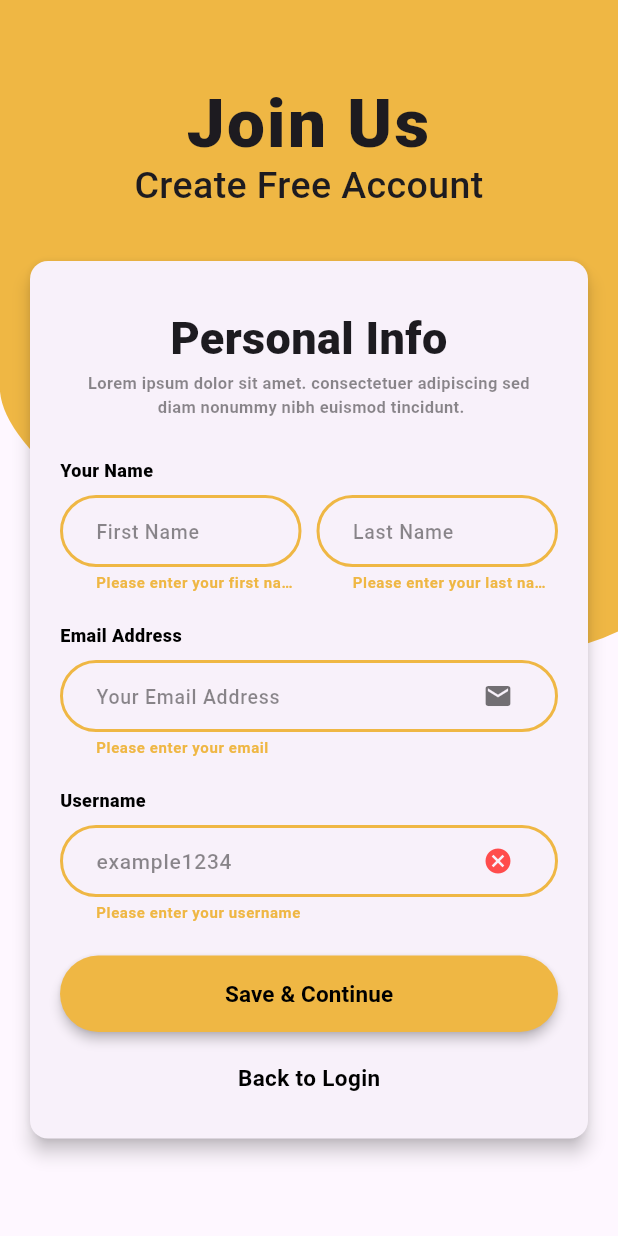
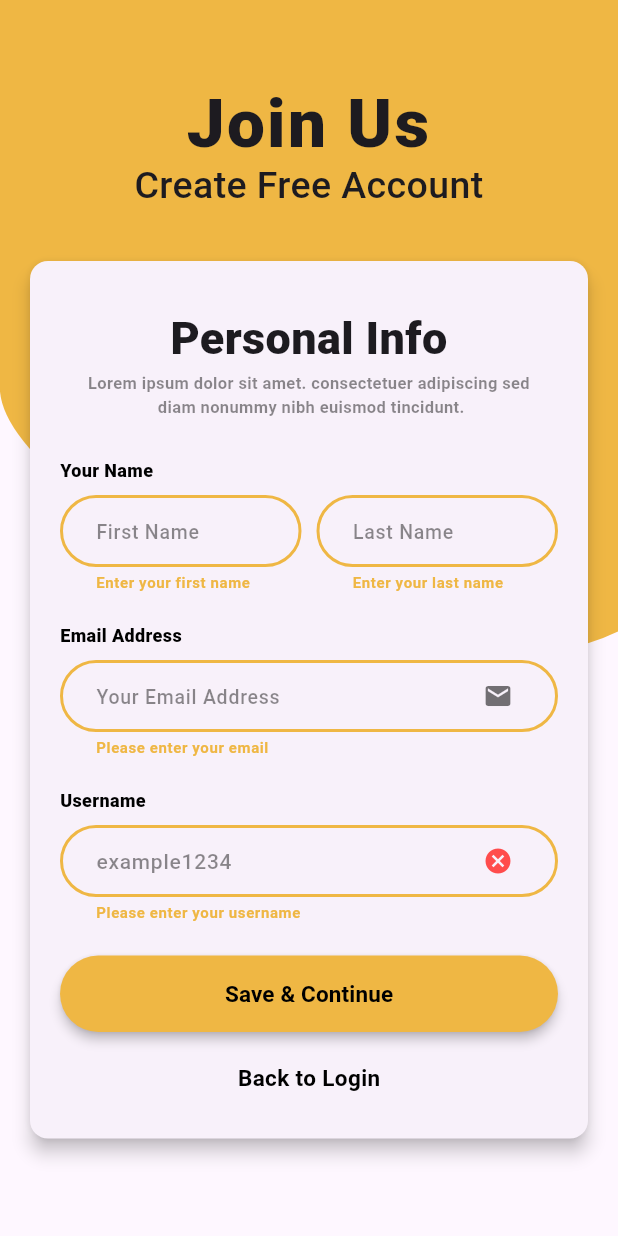
Before and after one commit to Ratndeep1999/signin-and-signup-screen, a Flutter app: the SignupFirstScreen screen opened directly, after a tap on "Save & Continue", on a phone screen of 412 x 824 dp. Run offline on Flutter 3.47's test engine with Material 3 defaults, Android fonts, the phone set to English and light mode, and no system bars.

Commit message:
first and last name validation minor change

```diff
--- a/lib/signup_first_screen.dart
+++ b/lib/signup_first_screen.dart
@@ -229,7 +229,7 @@ class _SignupFirstScreenState extends State<SignupFirstScreen> {
   String? _firstNameValidation(String? firstName) {
     firstName = firstName?.trim();
     if (firstName == null || firstName.isEmpty) {
-      return 'Please enter your first name';
+      return 'Enter your first name';
     }
     if (firstName.length < 2) {
       return 'Name is too short';
@@ -244,7 +244,7 @@ class _SignupFirstScreenState extends State<SignupFirstScreen> {
   String? _lastNameValidation(String? lastName) {
     lastName = lastName?.trim();
     if (lastName == null || lastName.isEmpty) {
-      return 'Please enter your last name';
+      return 'Enter your last name';
     }
     if (lastName.length < 4) {
       return 'Name is too short';
```
